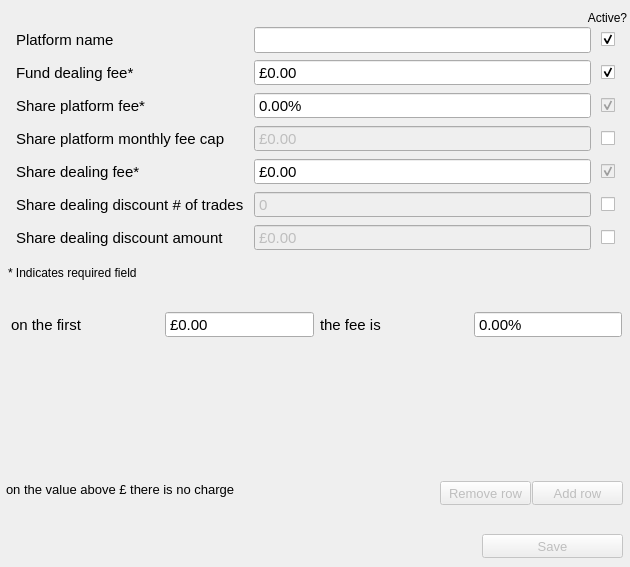
Before: the Qt Designer form gui/platform_edit.ui in RolandWH/SIPPCompare, drawn with Qt 5.
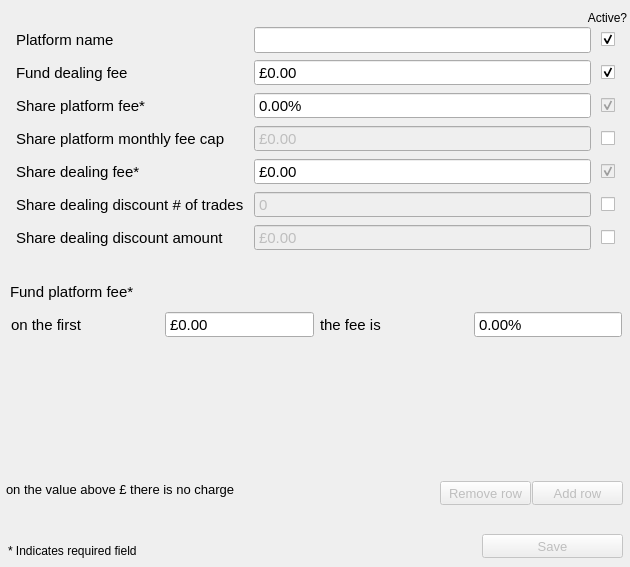
After: the same form once the commit is applied. Custom widgets are drawn as their Qt base class.

Commit message: implement deleting platforms and csv saving

The edit to the form file:
```diff
--- a/gui/platform_edit.ui
+++ b/gui/platform_edit.ui
@@ -218,7 +218,7 @@
        </font>
       </property>
       <property name="text">
-       <string>Fund dealing fee*</string>
+       <string>Fund dealing fee</string>
       </property>
      </widget>
     </item>
@@ -342,7 +342,7 @@
    <property name="geometry">
     <rect>
      <x>8</x>
-     <y>262</y>
+     <y>540</y>
      <width>191</width>
      <height>21</height>
     </rect>
@@ -508,6 +508,24 @@
     <string>on the value above £ there is no charge</string>
    </property>
   </widget>
+  <widget class="QLabel" name="label">
+   <property name="geometry">
+    <rect>
+     <x>10</x>
+     <y>284</y>
+     <width>151</width>
+     <height>16</height>
+    </rect>
+   </property>
+   <property name="font">
+    <font>
+     <pointsize>11</pointsize>
+    </font>
+   </property>
+   <property name="text">
+    <string>Fund platform fee*</string>
+   </property>
+  </widget>
  </widget>
  <customwidgets>
   <customwidget>
```
The commit also changes 4 other files.
